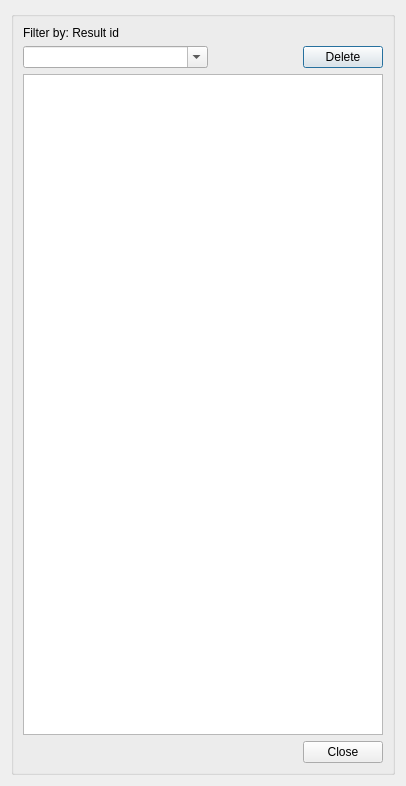
Qt form core/ui/toolbars/epa/go2epa_manager.ui (Giswater/giswater_qgis_plugin) before a commit.
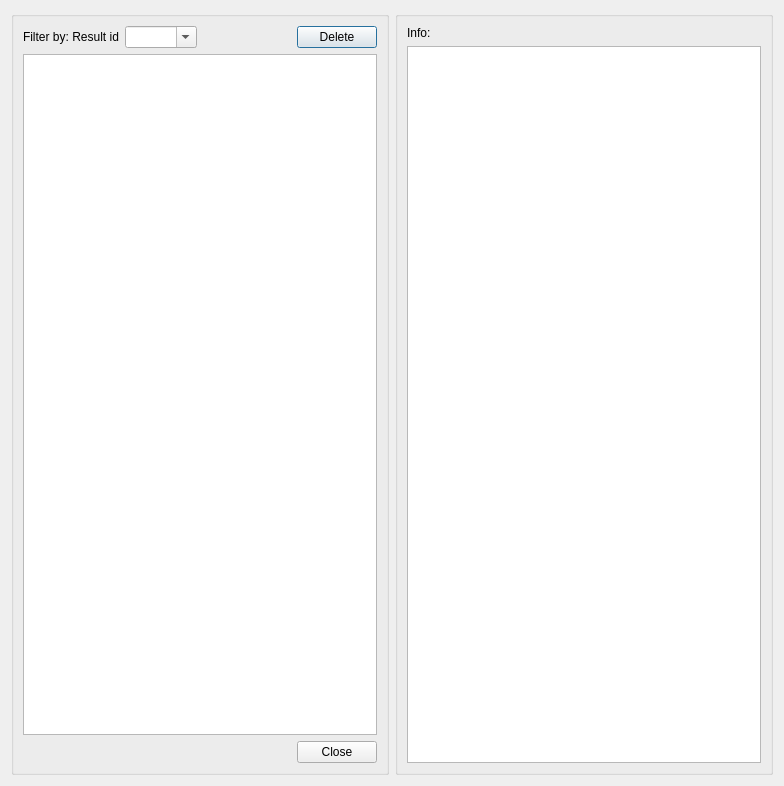
The same form after that commit.

Commit message: Enhancement: manage data columns for table rpt_cat_result on epa_result_manager and put it into txt_infolog on row selection changed

```diff
--- a/core/ui/toolbars/epa/go2epa_manager.ui
+++ b/core/ui/toolbars/epa/go2epa_manager.ui
@@ -6,7 +6,7 @@
    <rect>
     <x>0</x>
     <y>0</y>
-    <width>406</width>
+    <width>784</width>
     <height>786</height>
    </rect>
   </property>
@@ -14,13 +14,64 @@
    <string>Epa result management</string>
   </property>
   <layout class="QGridLayout" name="verticalLayout_4">
-   <item row="0" column="0">
+   <item row="0" column="1">
     <widget class="QGroupBox" name="groupBox">
+     <property name="sizePolicy">
+      <sizepolicy hsizetype="Preferred" vsizetype="Preferred">
+       <horstretch>0</horstretch>
+       <verstretch>0</verstretch>
+      </sizepolicy>
+     </property>
      <property name="title">
       <string/>
      </property>
      <layout class="QGridLayout" name="verticalLayout_3">
-      <item row="1" column="5">
+      <item row="0" column="1">
+       <widget class="QLabel" name="label">
+        <property name="text">
+         <string>Info:</string>
+        </property>
+       </widget>
+      </item>
+      <item row="1" column="1">
+       <widget class="QTextEdit" name="txt_infolog"/>
+      </item>
+     </layout>
+    </widget>
+   </item>
+   <item row="0" column="0">
+    <widget class="QGroupBox" name="groupBox_2">
+     <property name="sizePolicy">
+      <sizepolicy hsizetype="Preferred" vsizetype="Preferred">
+       <horstretch>0</horstretch>
+       <verstretch>0</verstretch>
+      </sizepolicy>
+     </property>
+     <property name="title">
+      <string/>
+     </property>
+     <layout class="QGridLayout" name="gridLayout">
+      <item row="1" column="1">
+       <widget class="QComboBox" name="txt_result_id">
+        <property name="sizePolicy">
+         <sizepolicy hsizetype="Preferred" vsizetype="Fixed">
+          <horstretch>0</horstretch>
+          <verstretch>0</verstretch>
+         </sizepolicy>
+        </property>
+        <property name="editable">
+         <bool>true</bool>
+        </property>
+       </widget>
+      </item>
+      <item row="1" column="0">
+       <widget class="QLabel" name="lbl_result_id">
+        <property name="text">
+         <string>Filter by: Result id</string>
+        </property>
+       </widget>
+      </item>
+      <item row="1" column="3">
        <widget class="QPushButton" name="btn_delete">
         <property name="sizePolicy">
          <sizepolicy hsizetype="Fixed" vsizetype="Fixed">
@@ -33,21 +84,34 @@
         </property>
        </widget>
       </item>
-      <item row="3" column="5">
+      <item row="1" column="2">
+       <spacer name="horizontalSpacer_2">
+        <property name="orientation">
+         <enum>Qt::Horizontal</enum>
+        </property>
+        <property name="sizeHint" stdset="0">
+         <size>
+          <width>80</width>
+          <height>20</height>
+         </size>
+        </property>
+       </spacer>
+      </item>
+      <item row="4" column="3">
        <widget class="QPushButton" name="btn_close">
         <property name="text">
          <string>Close</string>
         </property>
        </widget>
       </item>
-      <item row="2" column="0" colspan="6">
+      <item row="2" column="0" colspan="4">
        <widget class="QTableView" name="tbl_rpt_cat_result">
         <property name="sortingEnabled">
          <bool>true</bool>
         </property>
        </widget>
       </item>
-      <item row="3" column="0" colspan="5">
+      <item row="4" column="0" colspan="3">
        <spacer name="horizontalSpacer">
         <property name="orientation">
          <enum>Qt::Horizontal</enum>
@@ -60,39 +124,6 @@
         </property>
        </spacer>
       </item>
-      <item row="0" column="0">
-       <widget class="QLabel" name="lbl_result_id">
-        <property name="text">
-         <string>Filter by: Result id</string>
-        </property>
-       </widget>
-      </item>
-      <item row="1" column="3" colspan="2">
-       <spacer name="horizontalSpacer_2">
-        <property name="orientation">
-         <enum>Qt::Horizontal</enum>
-        </property>
-        <property name="sizeHint" stdset="0">
-         <size>
-          <width>80</width>
-          <height>20</height>
-         </size>
-        </property>
-       </spacer>
-      </item>
-      <item row="1" column="0" colspan="3">
-       <widget class="QComboBox" name="txt_result_id">
-        <property name="sizePolicy">
-         <sizepolicy hsizetype="Preferred" vsizetype="Fixed">
-          <horstretch>0</horstretch>
-          <verstretch>0</verstretch>
-         </sizepolicy>
-        </property>
-        <property name="editable">
-         <bool>true</bool>
-        </property>
-       </widget>
-      </item>
      </layout>
     </widget>
    </item>
```
The commit also changes 1 other file.
